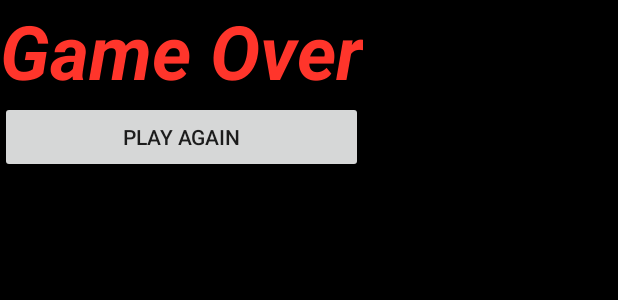
After one commit to ka4tik/ColorTwisterAndroid, an Android app: the layout gameover_popup.xml on its own in the app's theme, with its tools: preview values and no code run, on a phone screen of 412 x 824 dp. The commit adds this screen. Shown: the top 300 px of the screen. Run offline under Robolectric (Android 15) with nearby library versions, the phone set to English and light mode, and no system bars.

Commit message:
Added gameover popup

```diff
--- /dev/null
+++ b/app/src/main/res/layout/gameover_popup.xml
@@ -0,0 +1,38 @@
+<?xml version="1.0" encoding="utf-8"?>
+<LinearLayout xmlns:android="http://schemas.android.com/apk/res/android"
+    android:layout_width="match_parent" android:layout_height="match_parent"
+    android:orientation="horizontal"
+    android:background="@android:color/background_dark">
+
+    <TableLayout
+        android:layout_width="fill_parent"
+        android:layout_height="fill_parent">
+
+        <TableRow
+            android:layout_width="fill_parent"
+            android:layout_height="wrap_content">
+
+            <TextView
+                android:layout_width="wrap_content"
+                android:layout_height="wrap_content"
+                android:text="Game Over"
+                android:id="@+id/textView"
+                android:textIsSelectable="false"
+                android:textSize="50dp"
+                android:textColor="#ffff352b"
+                android:textColorHighlight="#ffffedd9"
+                android:textStyle="bold|normal|italic" />
+        </TableRow>
+
+        <TableRow
+            android:layout_width="fill_parent"
+            android:layout_height="fill_parent">
+
+            <Button
+                android:layout_width="wrap_content"
+                android:layout_height="wrap_content"
+                android:text="Play Again"
+                android:id="@+id/playagain" />
+        </TableRow>
+    </TableLayout>
+</LinearLayout>
```
Also changed, not shown: app/src/main/java/in/ka4tik/colortwister/ColorTwisterActivity.java (+35 -1 lines).
